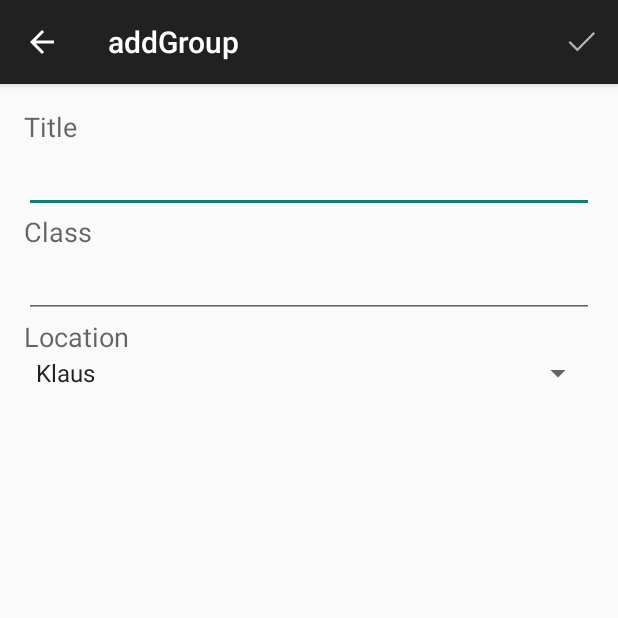
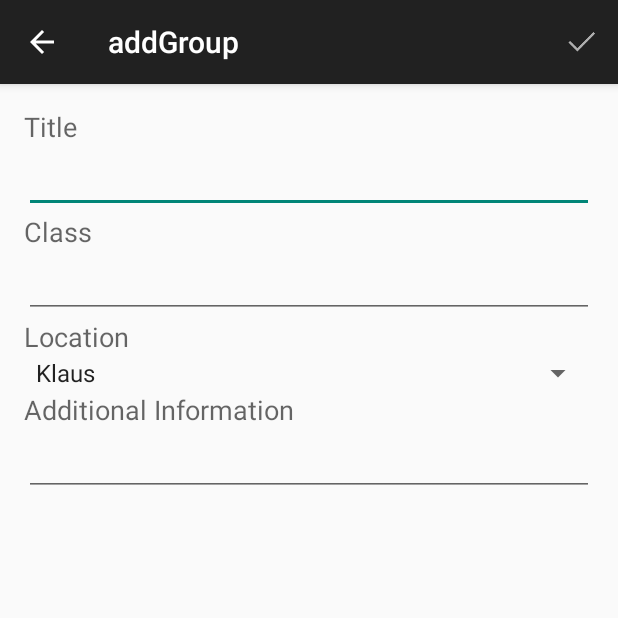
Before and after one commit to JinmingYu/GroupStudy, an Android app: the addGroup screen opened directly, with no data from a screen before it, on a phone screen of 412 x 824 dp, the top half of it. Run offline under Robolectric (Android 15) with nearby library versions, the phone set to English and light mode, and no system bars.

Commit message:
Fixes to the addGroup activity

```diff
--- a/app/src/main/AndroidManifest.xml
+++ b/app/src/main/AndroidManifest.xml
@@ -19,7 +19,6 @@
             </intent-filter>
         </activity>
         <activity
-            android:windowSoftInputMode="adjustResize"
             android:name=".activities.addGroup"
             android:label="@string/title_activity_add_group"
             android:parentActivityName=".activities.MainActivity" >
--- a/app/src/main/java/appathon/groupstudy/activities/addGroup.java
+++ b/app/src/main/java/appathon/groupstudy/activities/addGroup.java
@@ -24,13 +24,13 @@ public class addGroup extends ActionBarActivity {
         super.onCreate(savedInstanceState);
         setContentView(R.layout.activity_add_group);
         addListenerOnSpinnnerItemSeletion();
+        title = (EditText)findViewById(R.id.title_textbox);
+        class_text = (EditText)findViewById(R.id.class_textbox);
     }
 
     public void addListenerOnSpinnnerItemSeletion(){
+
         spinner = (Spinner)findViewById(R.id.spinner);
-        //Waits for selection of items
-        title = (EditText)findViewById(R.id.title_textbox);
-        class_text = (EditText)findViewById(R.id.class_textbox);
         spinner.setOnItemSelectedListener(new AdapterView.OnItemSelectedListener() {
             @Override
             public void onItemSelected(AdapterView<?> parent, View view, int position, long id) {
@@ -65,6 +65,7 @@ public class addGroup extends ActionBarActivity {
         if(id == R.id.submit_check){
             //Need to send things to Firebase
 
+
             //then close the app
             finish();
 
--- a/app/src/main/res/layout/activity_add_group.xml
+++ b/app/src/main/res/layout/activity_add_group.xml
@@ -63,5 +63,23 @@
         android:layout_alignParentLeft="true"
         android:layout_alignParentStart="true" />
 
+    <TextView
+        android:layout_width="wrap_content"
+        android:layout_height="wrap_content"
+        android:textAppearance="?android:attr/textAppearanceMedium"
+        android:text="@string/additional_information"
+        android:id="@+id/additional"
+        android:layout_below="@+id/spinner"
+        android:layout_alignParentLeft="true"
+        android:layout_alignParentStart="true" />
+
+    <EditText
+        android:layout_width="match_parent"
+        android:layout_height="wrap_content"
+        android:inputType="none"
+        android:id="@+id/additional_info_textbox"
+        android:layout_alignParentLeft="true"
+        android:layout_below="@id/additional"/>
+
 
 </RelativeLayout>
--- a/app/src/main/res/values/strings.xml
+++ b/app/src/main/res/values/strings.xml
@@ -9,6 +9,7 @@
     <string name="submit">Submit</string>
     <string name="title">Title</string>
     <string name="class_label">Class</string>
+    <string name="additional_information">Additional Information</string>
 
 
     <!--Strings for spinner-->
```
